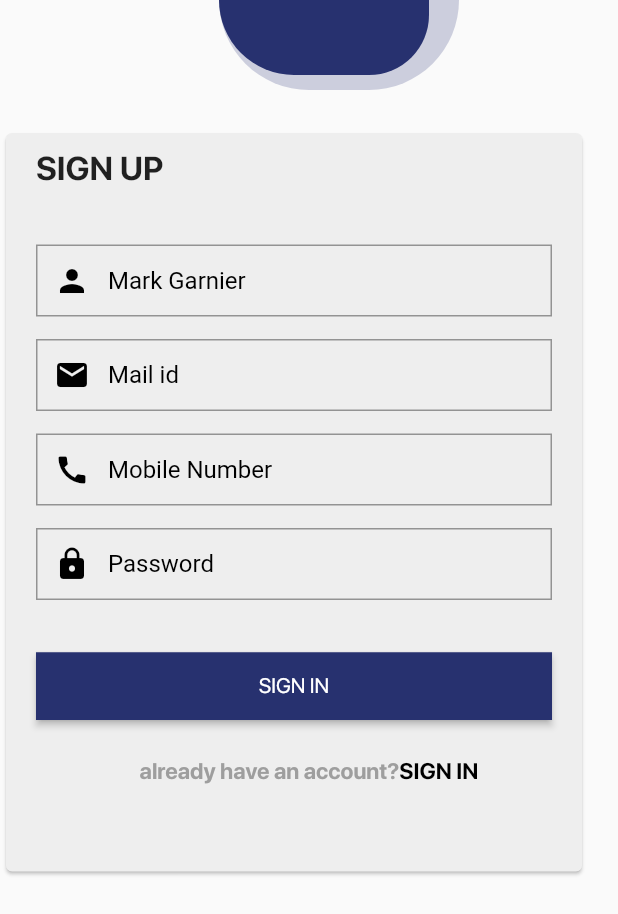
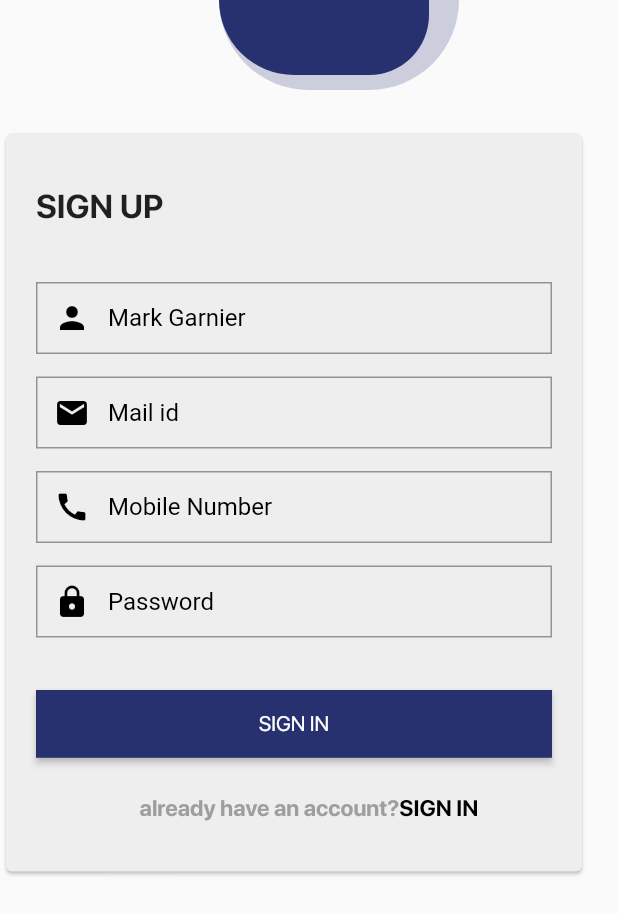
Before and after one commit to Enough313/Login_page, a Flutter app: the Sign_Up_Page screen opened directly, on a phone screen of 412 x 824 dp. Shown: the top 914 px of the screen. Run offline on Flutter 3.47's test engine with Material 2 defaults, Android fonts, the phone set to English and light mode, and no system bars; project files that could hold a hidden picture were left out.

Commit message:
first commit

```diff
--- a/lib/screen/sign_up_.dart
+++ b/lib/screen/sign_up_.dart
@@ -81,7 +81,7 @@ class _Sign_Up_PageState extends State<Sign_Up_Page> {
                 color: Color(0xffEEEEEE),
                 child: Padding(
                   padding:
-                      const EdgeInsets.only(left: 20.0, top: 10, bottom: 0),
+                      const EdgeInsets.only(left: 20.0, top: 35, bottom: 0),
                   child: Column(
                     crossAxisAlignment: CrossAxisAlignment.start,
                     children: [
```
